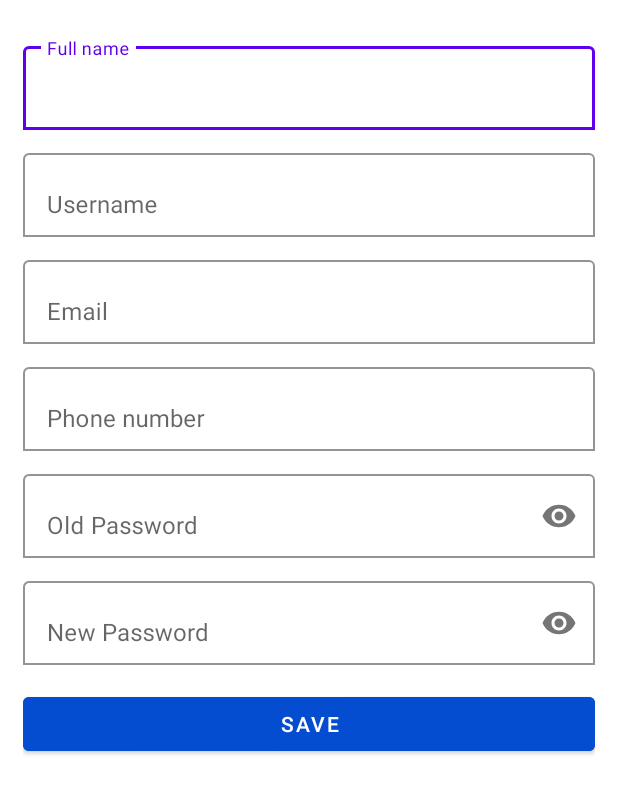
After one commit to denisadfer/TR-PAM, an Android app: the EditActivity screen opened directly, with no data from a screen before it, on a phone screen of 412 x 824 dp. The commit adds this screen. Shown: the top 794 px of the screen. Run offline under Robolectric (Android 15) with nearby library versions, the phone set to English and light mode, and no system bars; our stand-ins replace Firebase (no records; nobody signed in at launch, a user with empty details on screens opened directly).

Commit message:
Add EditActivity, function searchView

```diff
--- /dev/null
+++ b/app/src/main/java/com/dnx/trpam/EditActivity.java
@@ -0,0 +1,63 @@
+package com.dnx.trpam;
+
+import androidx.annotation.NonNull;
+import androidx.appcompat.app.AppCompatActivity;
+
+import android.content.Intent;
+import android.os.Bundle;
+import android.widget.Button;
+import android.widget.EditText;
+import android.widget.TextView;
+import android.widget.Toast;
+
+import com.google.firebase.auth.FirebaseAuth;
+import com.google.firebase.auth.FirebaseUser;
+import com.google.firebase.database.DataSnapshot;
+import com.google.firebase.database.DatabaseError;
+import com.google.firebase.database.DatabaseReference;
+import com.google.firebase.database.FirebaseDatabase;
+import com.google.firebase.database.ValueEventListener;
+
+import java.util.HashMap;
+
+public class EditActivity extends AppCompatActivity {
+    EditText editName, editUser, editPass, editPass2, editEmail, editPhone;
+    Button btnSave;
+    FirebaseDatabase firebaseDatabase;
+    DatabaseReference databaseReference;
+    @Override
+    protected void onCreate(Bundle savedInstanceState) {
+        super.onCreate(savedInstanceState);
+        setContentView(R.layout.activity_edit);
+        editName = findViewById(R.id.fullnameedit);
+        editEmail = findViewById(R.id.email);
+        editUser = findViewById(R.id.username);
+        editPhone = findViewById(R.id.phone);
+        editPass = findViewById(R.id.pass1);
+        editPass2 = findViewById(R.id.pass2);
+        btnSave = findViewById(R.id.save_btn);
+
+        FirebaseUser firebaseUser = FirebaseAuth.getInstance().getCurrentUser();
+        String username = firebaseUser.getDisplayName();
+        firebaseDatabase = FirebaseDatabase.getInstance();
+        databaseReference = firebaseDatabase.getReference().child(username);
+
+        getData();
+    }
+
+    private void getData() {
+        databaseReference.addValueEventListener(new ValueEventListener() {
+            @Override
+            public void onDataChange(@NonNull DataSnapshot snapshot) {
+                //getData from Firebase
+            }
+
+            @Override
+            public void onCancelled(@NonNull DatabaseError error) {
+                // calling on cancelled method when we receive
+                // any error or we are not able to get the data.
+                Toast.makeText(getApplicationContext(), "Fail to get data.", Toast.LENGTH_SHORT).show();
+            }
+        });
+    }
+}
--- /dev/null
+++ b/app/src/main/res/layout/activity_edit.xml
@@ -0,0 +1,117 @@
+<?xml version="1.0" encoding="utf-8"?>
+<LinearLayout xmlns:android="http://schemas.android.com/apk/res/android"
+    xmlns:app="http://schemas.android.com/apk/res-auto"
+    xmlns:tools="http://schemas.android.com/tools"
+    android:layout_width="match_parent"
+    android:layout_height="match_parent"
+    android:orientation="vertical"
+    android:padding="15dp"
+    tools:context=".EditActivity">
+
+    <com.google.android.material.textfield.TextInputLayout
+        android:layout_width="match_parent"
+        android:layout_height="wrap_content"
+        android:layout_marginTop="10dp"
+        app:boxBackgroundMode="outline"
+        app:boxBackgroundColor="@color/white"
+        >
+        <EditText
+            android:id="@+id/fullnameedit"
+            android:layout_width="match_parent"
+            android:layout_height="wrap_content"
+            android:hint="@string/fullname"
+            />
+
+    </com.google.android.material.textfield.TextInputLayout>
+
+    <com.google.android.material.textfield.TextInputLayout
+        android:layout_width="match_parent"
+        android:layout_height="wrap_content"
+        android:layout_marginTop="10dp"
+        app:boxBackgroundMode="outline"
+        app:boxBackgroundColor="@color/white"
+        >
+        <EditText
+            android:id="@+id/username"
+            android:layout_width="match_parent"
+            android:layout_height="wrap_content"
+            android:hint="@string/username"
+            />
+
+    </com.google.android.material.textfield.TextInputLayout>
+
+    <com.google.android.material.textfield.TextInputLayout
+        android:layout_width="match_parent"
+        android:layout_height="wrap_content"
+        android:layout_marginTop="10dp"
+        app:boxBackgroundMode="outline"
+        app:boxBackgroundColor="@color/white"
+        >
+        <EditText
+            android:id="@+id/email"
+            android:layout_width="match_parent"
+            android:layout_height="wrap_content"
+            android:hint="@string/email"
+            android:inputType="textEmailAddress"/>
+
+    </com.google.android.material.textfield.TextInputLayout>
+
+    <com.google.android.material.textfield.TextInputLayout
+        android:layout_width="match_parent"
+        android:layout_height="wrap_content"
+        android:layout_marginTop="10dp"
+        app:boxBackgroundMode="outline"
+        app:boxBackgroundColor="@color/white"
+        >
+        <EditText
+            android:id="@+id/phone"
+            android:layout_width="match_parent"
+            android:layout_height="wrap_content"
+            android:hint="@string/phonenumber"
+            android:inputType="numberSigned"/>
+
+    </com.google.android.material.textfield.TextInputLayout>
+
+    <com.google.android.material.textfield.TextInputLayout
+        android:layout_width="match_parent"
+        android:layout_height="wrap_content"
+        android:layout_marginTop="10dp"
+        app:boxBackgroundMode="outline"
+        app:boxBackgroundColor="@color/white"
+        app:passwordToggleEnabled="true"
+        >
+        <EditText
+            android:id="@+id/pass1"
+            android:layout_width="match_parent"
+            android:layout_height="wrap_content"
+            android:hint="@string/oldpassword"
+            android:inputType="textPassword"/>
+
+    </com.google.android.material.textfield.TextInputLayout>
+
+    <com.google.android.material.textfield.TextInputLayout
+        android:layout_width="match_parent"
+        android:layout_height="wrap_content"
+        android:layout_marginTop="10dp"
+        app:boxBackgroundMode="outline"
+        app:boxBackgroundColor="@color/white"
+        app:passwordToggleEnabled="true"
+        >
+        <EditText
+            android:id="@+id/pass2"
+            android:layout_width="match_parent"
+            android:layout_height="wrap_content"
+            android:hint="@string/newpassword"
+            android:inputType="textPassword"/>
+
+    </com.google.android.material.textfield.TextInputLayout>
+
+    <Button
+        android:id="@+id/save_btn"
+        android:layout_width="match_parent"
+        android:layout_height="wrap_content"
+        android:backgroundTint="@color/primary"
+        android:text="@string/save"
+        android:layout_marginTop="15dp"/>
+
+</LinearLayout>
--- a/app/src/main/res/layout/activity_login.xml
+++ b/app/src/main/res/layout/activity_login.xml
@@ -19,7 +19,7 @@
             android:id="@+id/user"
             android:layout_width="match_parent"
             android:layout_height="wrap_content"
-            android:hint="@string/useroremail"
+            android:hint="@string/email"
             android:inputType="textEmailAddress"/>
 
     </com.google.android.material.textfield.TextInputLayout>
--- a/app/src/main/res/values/colors.xml
+++ b/app/src/main/res/values/colors.xml
@@ -9,4 +9,6 @@
     <color name="white">#FFFFFFFF</color>
     <color name="primary">#044CD0</color>
     <color name="danger">#D72503</color>
+    <color name="success">#28A745</color>
+    <color name="edit">#3D90BC</color>
 </resources>
--- a/app/src/main/res/values/strings.xml
+++ b/app/src/main/res/values/strings.xml
@@ -9,8 +9,11 @@
     <string name="confirmpass">Confirm password</string>
     <string name="register">Register</string>
     <string name="login">Login</string>
-    <string name="useroremail">Email</string>
+    <string name="edit">Edit</string>
     <string name="profile">Profile</string>
-<!-- TODO: Remove or change this placeholder text -->
+    <string name="oldpassword">Old Password</string>
+    <string name="newpassword">New Password</string>
+    <string name="save">Save</string>
+    <!-- TODO: Remove or change this placeholder text -->
     <string name="hello_blank_fragment">Hello blank fragment</string>
 </resources>
```
Also changed, not shown: app/src/main/AndroidManifest.xml (+6 -7 lines), app/src/main/java/com/dnx/trpam/ProfileFragment.java (+14 -5 lines), app/src/main/java/com/dnx/trpam/RegisterActivity.java (+3 -9 lines), app/src/main/java/com/dnx/trpam/SearchFragment.java (+19 -0 lines), app/src/main/res/layout/fragment_profile.xml (+8 -1 lines), app/src/main/res/layout/fragment_search.xml (+9 -2 lines).
